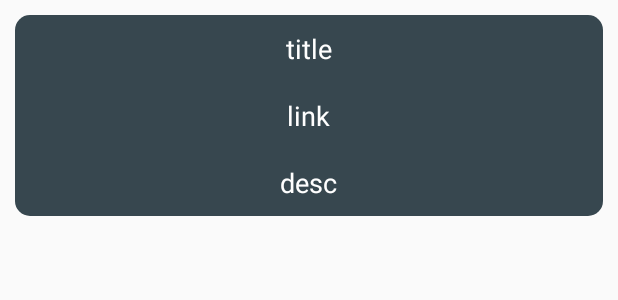
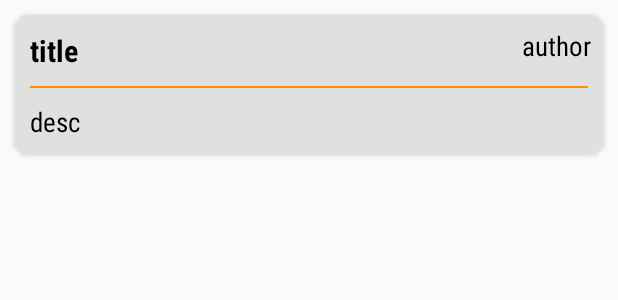
Before and after one commit to jdinovo/DealershipApp, an Android app: the layout credits_card.xml on its own in the app's theme, with its tools: preview values and no code run, on a phone screen of 412 x 824 dp. Shown: the top 300 px of the screen. Run offline under Robolectric (Android 15) with nearby library versions, the phone set to English and light mode, and no system bars.

Commit message:
Resigned Credits Fragment -All new design to the credits fragment -Fixed a bug with Facebook recycer view -Removed links and added authors -Exernalized strings

```diff
--- a/app/src/main/res/layout/credits_card.xml
+++ b/app/src/main/res/layout/credits_card.xml
@@ -16,31 +16,51 @@
             app:cardCornerRadius="10dp"
             credits_card:cardCornerRadius="@dimen/card_radius">
 
-        <LinearLayout
+
+        <android.support.constraint.ConstraintLayout
                 android:layout_width="match_parent"
                 android:layout_height="wrap_content"
-                android:orientation="vertical"
-                android:clickable="false"
-                android:focusable="false"
-                android:gravity="center"
-                android:id="@+id/creditsLayout"
-                android:background="@color/colorPrimary">
+                android:background="@color/background_dark">
 
             <TextView
                     android:text="title"
                     android:layout_width="wrap_content"
                     android:layout_height="wrap_content"
                     android:id="@+id/creditsTitle"
-                    android:textSize="18sp"
+                    android:textSize="20sp"
                     android:textAlignment="center"
-                    android:layout_margin="10dp" android:textColor="@color/color_white"/>
+                    android:layout_margin="10dp"
+                    android:textColor="@color/color_black"
+                    android:layout_weight="1"
+                    app:layout_constraintStart_toStartOf="parent"
+                    android:layout_marginStart="8dp"
+                    app:layout_constraintTop_toTopOf="parent"
+                    android:layout_marginTop="8dp"
+                    android:textStyle="bold" android:fontFamily="sans-serif-condensed"/>
             <TextView
-                    android:text="link"
+                    android:text="author"
                     android:layout_width="wrap_content"
                     android:layout_height="wrap_content"
-                    android:id="@+id/creditsLink"
+                    android:id="@+id/creditsAuthor"
+                    android:layout_marginEnd="8dp"
+                    app:layout_constraintEnd_toEndOf="parent"
+                    app:layout_constraintTop_toTopOf="parent"
+                    android:layout_marginTop="8dp"
+                    android:textSize="18sp"
+                    android:textColor="@color/color_black" android:fontFamily="sans-serif-condensed"/>
+
+            <View
+                    android:layout_width="match_parent"
+                    android:layout_height="1dp"
                     android:layout_margin="10dp"
-                    android:textSize="18sp" android:textColor="@color/color_white"/>
+                    android:background="@color/colorAccent"
+                    android:id="@+id/view"
+                    app:layout_constraintTop_toBottomOf="@+id/creditsTitle"
+                    app:layout_constraintStart_toStartOf="parent"
+                    android:layout_marginStart="8dp"
+                    android:layout_marginEnd="8dp"
+                    app:layout_constraintEnd_toEndOf="parent"/>
+
             <TextView
                     android:text="desc"
                     android:layout_width="wrap_content"
@@ -48,11 +68,13 @@
                     android:id="@+id/creditsDesc"
                     android:layout_margin="10dp"
                     android:textSize="18sp"
-                    android:textColor="@color/color_white"/>
-
-        </LinearLayout>
-
-
+                    android:textColor="@color/color_black"
+                    android:layout_weight="1"
+                    app:layout_constraintStart_toStartOf="parent"
+                    android:layout_marginStart="8dp"
+                    app:layout_constraintTop_toBottomOf="@+id/view" app:layout_constraintBottom_toBottomOf="parent"
+                    android:layout_marginBottom="8dp" android:fontFamily="sans-serif-condensed"/>
+        </android.support.constraint.ConstraintLayout>
     </android.support.v7.widget.CardView>
 
 
```
Also changed, not shown: app/src/main/java/com/example/jd/dealershipapp/CreditsFragment.java (+34 -38 lines), app/src/main/java/com/example/jd/dealershipapp/CreditsRecycleViewAdapter.java (+4 -6 lines), app/src/main/java/com/example/jd/dealershipapp/JavaBean/Credits.java (+7 -7 lines), app/src/main/res/layout-land/fragment_main.xml (+8 -3 lines).
